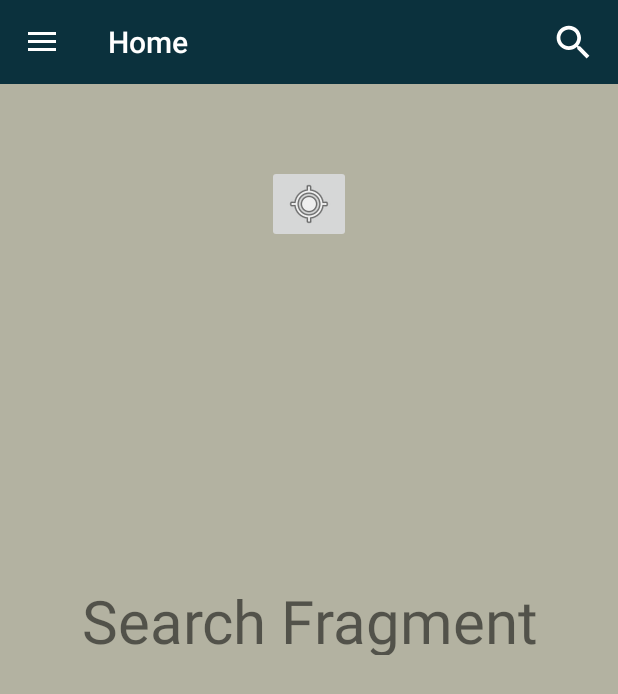
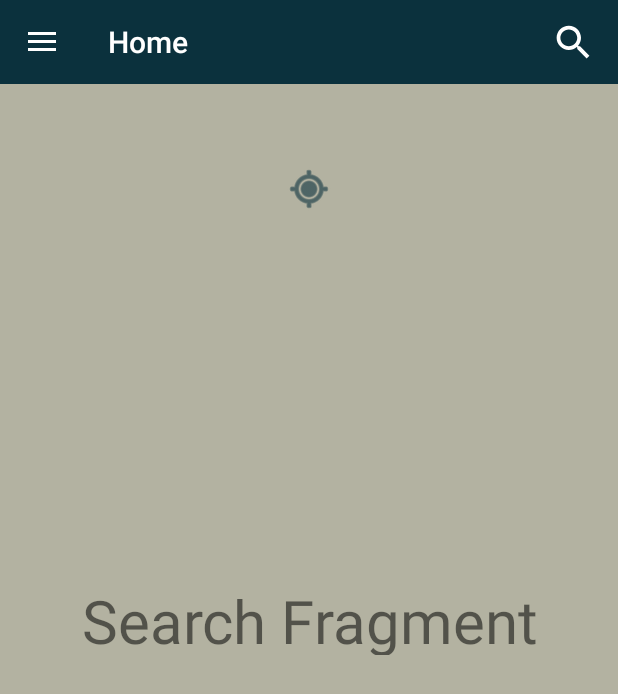
Before and after one commit to jerome1232/C19, an Android app: the screen it shows after launch (MainActivity), after a tap on an icon or button, on a phone screen of 412 x 824 dp. Shown: the top 694 px of the screen. Run offline under Robolectric (Android 15) with nearby library versions, the phone set to English and light mode, and no system bars; 1 statement that could not run was skipped.

Commit message:
minor stylizing of gps button

```diff
--- a/app/src/main/res/layout/fragment_search.xml
+++ b/app/src/main/res/layout/fragment_search.xml
@@ -21,7 +21,9 @@
         android:layout_alignParentTop="true"
         android:layout_centerHorizontal="true"
         android:layout_marginTop="110dp"
+        android:background="@color/colorSecondary"
         android:onClick="gpsRequest"
+        android:tint="@color/colorPrimaryDark"
         app:srcCompat="@android:drawable/ic_menu_mylocation" />
 
 </RelativeLayout>
```
